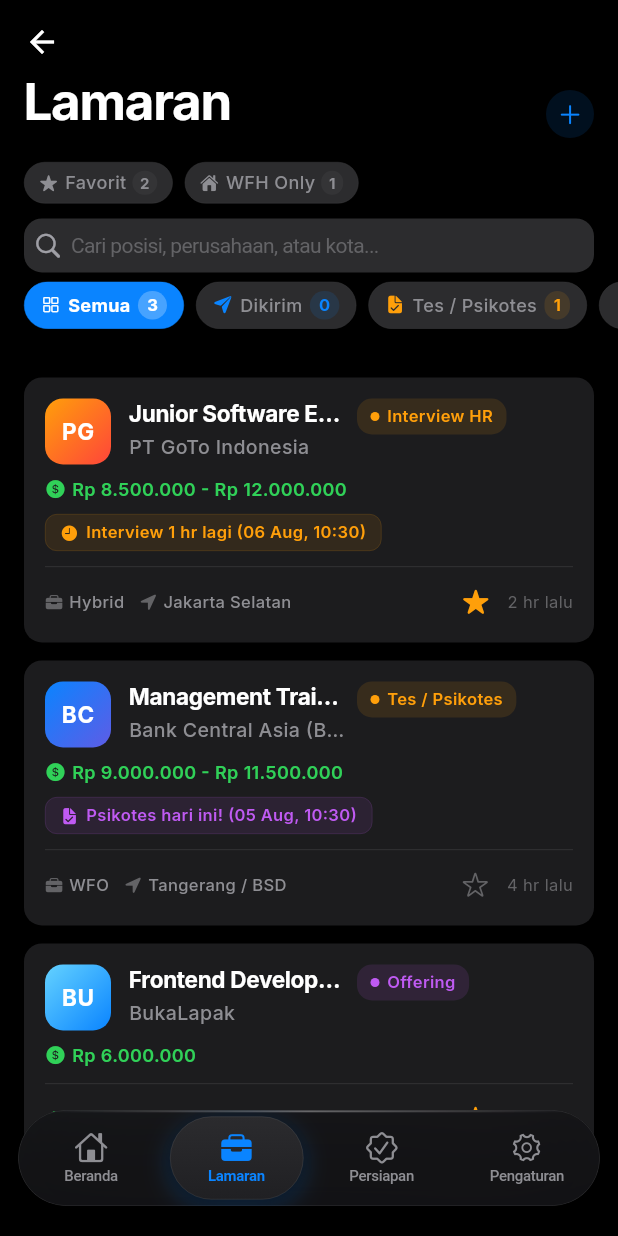
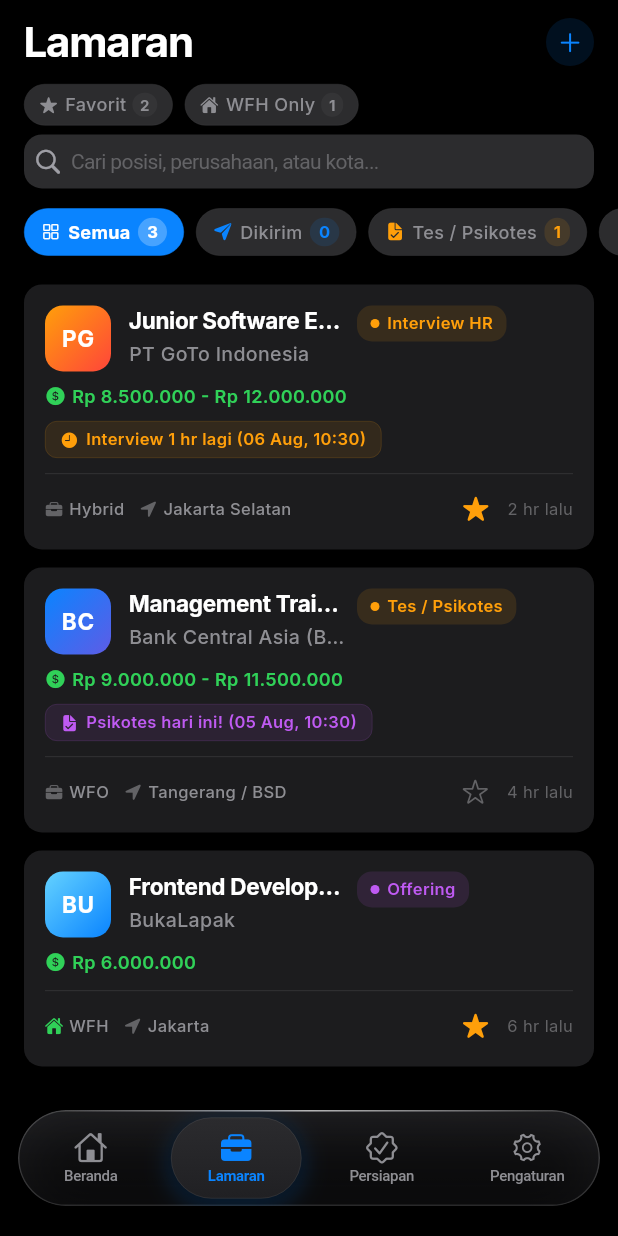
Before and after one commit to rozaqi02/ngelamar-mobile, a Flutter app: the MainNavigation screen opened directly, item 2 of the bottom bar chosen, on a phone screen of 412 x 824 dp. Run offline on Flutter 3.47's test engine with Material 3 defaults, Android fonts, the phone set to English and light mode, and no system bars; our stand-ins replace flutter_local_notifications, flutter_riverpod, google_fonts, hive_flutter, image_picker, share_plus and 2 more; missing offline and left inert: google_mlkit_text_recognition; accounts and stored records are empty.

Commit message:
fix(web+nav): perbaiki menu lamaran kosong di browser dengan Column+TabBarView, upgrade Authentic Apple Liquid Glass 5-Layer Navbar. idka-solutions team

```diff
--- a/lib/views/jobs/job_list_screen.dart
+++ b/lib/views/jobs/job_list_screen.dart
@@ -212,91 +212,41 @@
         _tabController.index != 0;
 
     final rawAnim = _tabController.animation?.value;
-    final animVal = (rawAnim != null && !rawAnim.isNaN)
-        ? rawAnim
-        : _tabController.index.toDouble();
-
+    final animVal =
+        (rawAnim != null && rawAnim.isFinite) ? rawAnim : _tabController.index.toDouble();
     final activeIndex = animVal.round().clamp(0, _tabs.length - 1);
 
     return Scaffold(
       backgroundColor: bg,
-      body: NestedScrollView(
-        controller: _scrollController,
-        physics: const BouncingScrollPhysics(),
-        headerSliverBuilder: (context, innerBoxIsScrolled) => [
-          // 1. Apple Large Navigation Bar Title
-          SliverAppBar(
-            backgroundColor: bg,
-            surfaceTintColor: Colors.transparent,
-            pinned: true,
-            floating: false,
-            expandedHeight: 104,
-            collapsedHeight: 56,
-            flexibleSpace: LayoutBuilder(
-              builder: (context, constraints) {
-                final topPadding = MediaQuery.of(context).padding.top;
-                const collapsedH = 56.0;
-                const expandedH = 104.0;
-                final maxHeight = constraints.maxHeight;
+      body: Column(
+        children: [
+          // ── Pinned Header (AppBar + Pills + Search + Status Filter) ──
+          Material(
+            color: bg,
+            elevation: 0,
+            child: Column(
+              mainAxisSize: MainAxisSize.min,
+              children: [
+                // Status bar padding
+                SizedBox(height: MediaQuery.of(context).padding.top),
 
-                double progress = 0.0;
-                if (!maxHeight.isInfinite && !maxHeight.isNaN && maxHeight > 0) {
-                  final available = maxHeight - topPadding;
-                  progress = (1.0 -
-                          ((available - collapsedH) / (expandedH - collapsedH)))
-                      .clamp(0.0, 1.0);
-                }
-                if (progress.isNaN || progress.isInfinite) {
-                  progress = 0.0;
-                }
-
-                final largeOpacity = (1.0 - progress * 2.5).clamp(0.0, 1.0);
-                final collapsedOpacity = ((progress - 0.6) * 3.0).clamp(0.0, 1.0);
-
-                return Stack(
+                // Apple Large Title row
+                Padding(
+                  padding: const EdgeInsets.fromLTRB(16, 8, 16, 0),
+                  child: Row(
+                    crossAxisAlignment: CrossAxisAlignment.center,
                     children: [
-                    // Large title
-                    Positioned(
-                      left: 16,
-                      bottom: 12,
-                      right: 110,
-                      child: Opacity(
-                        opacity: largeOpacity,
+                      Expanded(
                         child: Text(
                           'Lamaran',
                           style: TextStyle(
-                            fontSize: 34,
+                            fontSize: 28,
                             fontWeight: FontWeight.w700,
                             color: txtPri,
                             letterSpacing: -0.8,
                           ),
                         ),
                       ),
-                    ),
-                    // Collapsed title
-                    Positioned(
-                      left: 16,
-                      bottom: 14,
-                      child: Opacity(
-                        opacity: collapsedOpacity,
-                        child: Text(
-                          'Lamaran',
-                          style: TextStyle(
-                            fontSize: 17,
-                            fontWeight: FontWeight.w600,
-                            color: txtPri,
-                            letterSpacing: -0.3,
-                          ),
-                        ),
-                      ),
-                    ),
-                    // Top-Right Actions
-                    Positioned(
-                      right: 16,
-                      bottom: 12,
-                      child: Row(
-                        mainAxisSize: MainAxisSize.min,
-                        children: [
                       if (state.offeringCount >= 2) ...[
                         GestureDetector(
                           onTap: () {
@@ -306,45 +256,49 @@
                             );
                           },
                           child: Container(
-                                margin: const EdgeInsets.only(right: 10),
                             padding: const EdgeInsets.symmetric(
-                                  horizontal: 8,
-                                  vertical: 4,
+                              horizontal: 10,
+                              vertical: 6,
                             ),
                             decoration: BoxDecoration(
-                                  color: AppTheme.systemPurple.withValues(
-                                    alpha: 0.15,
+                              color: AppTheme.systemOrange.withValues(alpha: 0.12),
+                              borderRadius: BorderRadius.circular(12),
+                              border: Border.all(
+                                color: AppTheme.systemOrange.withValues(alpha: 0.3),
+                                width: AppTheme.borderHairline,
                               ),
-                                  borderRadius: BorderRadius.circular(12),
                             ),
                             child: Row(
+                              mainAxisSize: MainAxisSize.min,
                               children: [
                                 const Icon(
-                                      CupertinoIcons.gift_fill,
-                                      color: AppTheme.systemPurple,
+                                  CupertinoIcons.flame_fill,
+                                  color: AppTheme.systemOrange,
                                   size: 13,
                                 ),
                                 const SizedBox(width: 4),
-                                    if (!compact)
-                                      const Text(
-                                        'Bandingkan',
+                                Text(
+                                  'Persiapan',
                                   style: TextStyle(
-                                          color: AppTheme.systemPurple,
+                                    color: AppTheme.systemOrange,
                                     fontSize: 12,
-                                          fontWeight: FontWeight.w700,
+                                    fontWeight: FontWeight.w600,
                                   ),
                                 ),
                               ],
                             ),
                           ),
                         ),
+                        const SizedBox(width: 8),
                       ],
-                          if (hasActiveFilter) ...[
+                      if (hasActiveFilter)
                         GestureDetector(
                           onTap: () {
-                                ref.read(jobProvider.notifier).resetFilters();
+                            _searchController.clear();
+                            ref.read(jobProvider.notifier)
+                              ..setSearchQuery('')
+                              ..resetFilters();
                             _tabController.animateTo(0);
-                                _searchController.clear();
                           },
                           child: Padding(
                             padding: const EdgeInsets.only(right: 12),
@@ -364,15 +318,13 @@
                                   ),
                           ),
                         ),
-                          ],
                       GestureDetector(
                         onTap: () => _openAddJob(context),
                         child: Container(
                           width: 32,
                           height: 32,
                           decoration: BoxDecoration(
-                                color:
-                                    (isDark
+                            color: (isDark
                                     ? AppTheme.systemBlue
                                     : AppTheme.lSystemBlue)
                                 .withValues(alpha: 0.12),
@@ -390,17 +342,12 @@
                     ],
                   ),
                 ),
-                  ],
-                );
-              },
-            ),
-          ),
 
-          // 2. Quick Pill Bar (WFH & Favorit) DI ATAS Search Box (Permintaan #4)
-          SliverToBoxAdapter(
-            child: Container(
-              color: bg,
-              padding: const EdgeInsets.fromLTRB(16, 4, 16, 6),
+                const SizedBox(height: 8),
+
+                // Quick Pills (WFH & Favorit)
+                Padding(
+                  padding: const EdgeInsets.fromLTRB(16, 0, 16, 6),
                   child: Row(
                     children: [
                       _buildQuickPill(
@@ -420,23 +367,17 @@
                         icon: CupertinoIcons.house_fill,
                         isSelected: state.onlyWfhFilter,
                         activeColor: AppTheme.systemGreen,
-                    onTap: () =>
-                        ref.read(jobProvider.notifier).toggleOnlyWfhFilter(),
+                        onTap: () => ref
+                            .read(jobProvider.notifier)
+                            .toggleOnlyWfhFilter(),
                       ),
                     ],
                   ),
                 ),
-          ),
 
-          // 3. Pinned Cupertino Search Box
-          SliverPersistentHeader(
-            pinned: true,
-            delegate: _FixedHeightDelegate(
-              height: 52,
-              child: ColoredBox(
-                color: bg,
-                child: Padding(
-                  padding: const EdgeInsets.fromLTRB(16, 4, 16, 6),
+                // Search Box
+                Padding(
+                  padding: const EdgeInsets.fromLTRB(16, 0, 16, 6),
                   child: CupertinoSearchTextField(
                     controller: _searchController,
                     onChanged: (v) =>
@@ -451,17 +392,10 @@
                     borderRadius: BorderRadius.circular(12),
                   ),
                 ),
-              ),
-            ),
-          ),
 
-          // 4. Consolidated Status Filter Bar DI BAWAH Search Box
-          SliverPersistentHeader(
-            pinned: true,
-            delegate: _FixedHeightDelegate(
+                // Status Filter Pill Bar
+                SizedBox(
                   height: 46,
-              child: Container(
-                color: bg,
                   child: SingleChildScrollView(
                     scrollDirection: Axis.horizontal,
                     physics: const BouncingScrollPhysics(),
@@ -469,7 +403,6 @@
                     child: Row(
                       children: List.generate(_tabs.length, (i) {
                         final category = _tabs[i];
-                      // Aktif secara INSTAN & REAL-TIME tanpa delay saat swipe (Permintaan #5)
                         final isSelected = activeIndex == i;
                         final icon = _tabIcons[i];
                         final count = _getStatusCount(category, state);
@@ -477,7 +410,6 @@
                           category,
                           isDark: isDark,
                         );
-
                         return Padding(
                           padding: const EdgeInsets.only(right: 8),
                           child: _buildCategoryPill(
@@ -486,19 +418,20 @@
                             icon: icon,
                             isSelected: isSelected,
                             activeColor: statusColor,
-                          onTap: () {
-                            _tabController.animateTo(i);
-                          },
+                            onTap: () => _tabController.animateTo(i),
                           ),
                         );
                       }),
                     ),
                   ),
                 ),
+              ],
             ),
           ),
-        ],
-        body: TabBarView(
+
+          // ── Scrollable Job List (TabBarView fills remaining height) ──
+          Expanded(
+            child: TabBarView(
               controller: _tabController,
               physics: const BouncingScrollPhysics(),
               children: _tabs.map((category) {
@@ -506,10 +439,9 @@
                 if (jobs.isEmpty) return _buildEmptyState(category);
 
                 return ListView.builder(
+                  controller: _scrollController,
                   padding: EdgeInsets.fromLTRB(16, 12, 16, bottomInset + 90),
-              physics: const AlwaysScrollableScrollPhysics(
-                parent: BouncingScrollPhysics(),
-              ),
+                  physics: const BouncingScrollPhysics(),
                   itemCount: jobs.length,
                   itemBuilder: (_, i) => RepaintBoundary(
                     child: _buildOverhauledJobCard(context, jobs[i], ref),
@@ -517,6 +449,8 @@
                 );
               }).toList(),
             ),
+          ),
+        ],
       ),
     );
   }
@@ -1094,28 +1028,3 @@
     }
   }
 }
-
-class _FixedHeightDelegate extends SliverPersistentHeaderDelegate {
-  final double height;
-  final Widget child;
-  _FixedHeightDelegate({required this.height, required this.child});
-
-  @override
-  double get minExtent => height;
-  @override
-  double get maxExtent => height;
-
-  @override
-  Widget build(
-    BuildContext context,
-    double shrinkOffset,
-    bool overlapsContent,
-  ) {
-    return child;
-  }
-
-  @override
-  bool shouldRebuild(_FixedHeightDelegate oldDelegate) {
-    return oldDelegate.height != height || oldDelegate.child != child;
-  }
-}
--- a/lib/views/main_navigation.dart
+++ b/lib/views/main_navigation.dart
@@ -140,55 +140,79 @@
 
                     return ClipRRect(
                       borderRadius: BorderRadius.circular(32),
+                      child: Stack(
+                        children: [
+                          // Layer 1: Real Backdrop Frosted Blur
+                          Positioned.fill(
                             child: BackdropFilter(
-                        filter: ImageFilter.blur(sigmaX: 35, sigmaY: 35),
+                              filter: ImageFilter.blur(sigmaX: 40, sigmaY: 40),
                               child: Container(
-                          height: navHeight,
+                                color: isDark
+                                    ? const Color(0xA0141418)
+                                    : const Color(0xAAF2F2F6),
+                              ),
+                            ),
+                          ),
+
+                          // Layer 2: Inner glass gradient sheen
+                          Positioned.fill(
+                            child: Container(
                               decoration: BoxDecoration(
-                            // Authentic Translucent Specular Glass Surface
-                            color: isDark
-                                ? const Color(0xD0161619)
-                                : const Color(0xD8F6F6F9),
+                                gradient: LinearGradient(
+                                  begin: Alignment.topCenter,
+                                  end: Alignment.bottomCenter,
+                                  colors: isDark
+                                      ? [
+                                          Colors.white.withValues(alpha: 0.08),
+                                          Colors.white.withValues(alpha: 0.02),
+                                        ]
+                                      : [
+                                          Colors.white.withValues(alpha: 0.65),
+                                          Colors.white.withValues(alpha: 0.30),
+                                        ],
+                                ),
                                 borderRadius: BorderRadius.circular(32),
                                 border: Border.all(
                                   color: isDark
-                                  ? Colors.white.withValues(alpha: 0.18)
-                                  : Colors.black.withValues(alpha: 0.08),
-                              width: AppTheme.borderHairline,
+                                      ? Colors.white.withValues(alpha: 0.20)
+                                      : Colors.white.withValues(alpha: 0.80),
+                                  width: 1.0,
                                 ),
+                              ),
+                            ),
+                          ),
+
+                          // Layer 3: Drop shadow (rendered via decoration, not blur)
+                          Positioned.fill(
+                            child: DecoratedBox(
+                              decoration: BoxDecoration(
+                                borderRadius: BorderRadius.circular(32),
                                 boxShadow: [
                                   BoxShadow(
                                     color: Colors.black.withValues(
-                                  alpha: isDark ? 0.50 : 0.09,
+                                      alpha: isDark ? 0.50 : 0.10,
                                     ),
-                                blurRadius: 30,
-                                offset: const Offset(0, 10),
-                              ),
-                              BoxShadow(
-                                color: Colors.black.withValues(
-                                  alpha: isDark ? 0.20 : 0.03,
-                                ),
-                                blurRadius: 8,
-                                offset: const Offset(0, 2),
+                                    blurRadius: 32,
+                                    offset: const Offset(0, 12),
                                   ),
                                 ],
                               ),
-                          child: Stack(
-                            clipBehavior: Clip.none,
-                            children: [
-                              // Specular Top Rim Highlight (Apple Glass Polish)
+                            ),
+                          ),
+
+                          // Layer 4: Specular Top Rim Highlight (Apple Glass Polish)
                           Positioned(
                             top: 0,
-                                left: 16,
-                                right: 16,
-                                height: 1.2,
+                            left: 20,
+                            right: 20,
+                            height: 1.0,
                             child: Container(
                               decoration: BoxDecoration(
                                 gradient: LinearGradient(
                                   colors: [
                                     Colors.white.withValues(alpha: 0.0),
                                     Colors.white.withValues(
-                                          alpha: isDark ? 0.35 : 0.85,
+                                      alpha: isDark ? 0.60 : 1.0,
                                     ),
                                     Colors.white.withValues(alpha: 0.0),
                                   ],
@@ -197,14 +221,19 @@
                             ),
                           ),
 
+                          // Layer 5: Content (Pill + Icons)
+                          SizedBox(
+                            height: navHeight,
+                            child: Stack(
+                              children: [
                                 // Fluid Liquid Sliding Active Pill
                                 AnimatedPositioned(
                                   duration: const Duration(milliseconds: 380),
                                   curve: Curves.easeOutCubic,
-                                left: _currentIndex * itemW + 4,
-                                top: 4,
-                                bottom: 4,
-                                width: itemW - 8,
+                                  left: _currentIndex * itemW + 5,
+                                  top: 5,
+                                  bottom: 5,
+                                  width: itemW - 10,
                                   child: _buildActivePill(isDark),
                                 ),
 
@@ -223,6 +252,7 @@
                               ],
                             ),
                           ),
+                        ],
                       ),
                     );
                   },
```
Lines whose indentation alone changed are shown as unchanged.
